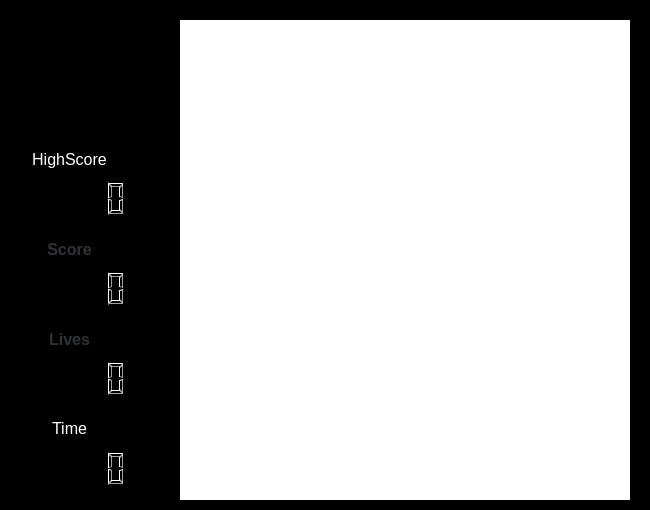
First picture: the form in pacManForked/pacMan/pacmanwindow.ui, repository sHamisa-Kp/AP-Project, before the edit.
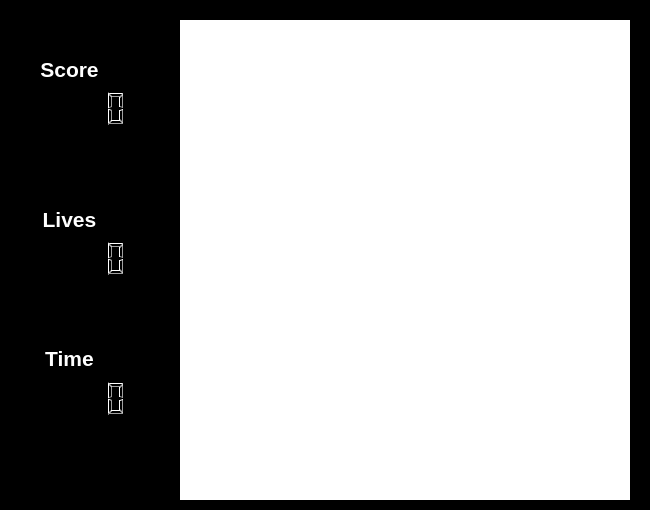
Second picture: the form after the edit.

What changed in the file:
```diff
--- a/pacManForked/pacMan/pacmanwindow.ui
+++ b/pacManForked/pacMan/pacmanwindow.ui
@@ -145,7 +145,7 @@
    <property name="geometry">
     <rect>
      <x>0</x>
-     <y>410</y>
+     <y>340</y>
      <width>139</width>
      <height>37</height>
     </rect>
@@ -195,7 +195,7 @@
     </font>
    </property>
    <property name="text">
-    <string>&lt;html&gt;&lt;head/&gt;&lt;body&gt;&lt;p align=&quot;center&quot;&gt;&lt;span style=&quot; font-size:12pt; font-weight:400;&quot;&gt;Time&lt;/span&gt;&lt;/p&gt;&lt;/body&gt;&lt;/html&gt;</string>
+    <string>&lt;html&gt;&lt;head/&gt;&lt;body&gt;&lt;p align=&quot;center&quot;&gt;&lt;span style=&quot; font-size:16pt;&quot;&gt;Time&lt;/span&gt;&lt;/p&gt;&lt;/body&gt;&lt;/html&gt;</string>
    </property>
    <property name="alignment">
     <set>Qt::AlignCenter</set>
@@ -205,7 +205,7 @@
    <property name="geometry">
     <rect>
      <x>10</x>
-     <y>360</y>
+     <y>240</y>
      <width>139</width>
      <height>36</height>
     </rect>
@@ -221,7 +221,7 @@
    <property name="geometry">
     <rect>
      <x>0</x>
-     <y>300</y>
+     <y>180</y>
      <width>139</width>
      <height>79</height>
     </rect>
@@ -278,7 +278,11 @@
 &lt;p style=&quot;-qt-paragraph-type:empty; margin-top:0px; margin-bottom:0px; margin-left:0px; margin-right:0px; -qt-block-indent:0; text-indent:0px;&quot;&gt;&lt;br /&gt;&lt;/p&gt;&lt;/body&gt;&lt;/html&gt;</string>
    </property>
    <property name="text">
-    <string>&lt;html&gt;&lt;head/&gt;&lt;body&gt;&lt;p align=&quot;center&quot;&gt;&lt;span style=&quot; font-size:12pt; color:#2e3436;&quot;&gt;Lives&lt;/span&gt;&lt;/p&gt;&lt;/body&gt;&lt;/html&gt;</string>
+    <string>&lt;!DOCTYPE HTML PUBLIC &quot;-//W3C//DTD HTML 4.0//EN&quot; &quot;http://www.w3.org/TR/REC-html40/strict.dtd&quot;&gt;
+&lt;html&gt;&lt;head&gt;&lt;meta name=&quot;qrichtext&quot; content=&quot;1&quot; /&gt;&lt;style type=&quot;text/css&quot;&gt;
+p, li { white-space: pre-wrap; }
+&lt;/style&gt;&lt;/head&gt;&lt;body style=&quot; font-family:'Ubuntu'; font-size:14pt; font-weight:600; font-style:normal;&quot;&gt;
+&lt;p align=&quot;center&quot; style=&quot; margin-top:12px; margin-bottom:12px; margin-left:0px; margin-right:0px; -qt-block-indent:0; text-indent:0px;&quot;&gt;&lt;span style=&quot; font-size:16pt; color:#ffffff;&quot;&gt;Lives&lt;/span&gt;&lt;/p&gt;&lt;/body&gt;&lt;/html&gt;</string>
    </property>
    <property name="alignment">
     <set>Qt::AlignCenter</set>
@@ -288,7 +292,7 @@
    <property name="geometry">
     <rect>
      <x>10</x>
-     <y>270</y>
+     <y>90</y>
      <width>139</width>
      <height>36</height>
     </rect>
@@ -310,7 +314,7 @@
    <property name="geometry">
     <rect>
      <x>0</x>
-     <y>210</y>
+     <y>30</y>
      <width>139</width>
      <height>79</height>
     </rect>
@@ -366,94 +370,7 @@
     <number>0</number>
    </property>
    <property name="text">
-    <string>&lt;html&gt;&lt;head/&gt;&lt;body&gt;&lt;p align=&quot;center&quot;&gt;&lt;span style=&quot; font-size:12pt; color:#2e3436;&quot;&gt;Score&lt;/span&gt;&lt;/p&gt;&lt;/body&gt;&lt;/html&gt;</string>
-   </property>
-   <property name="alignment">
-    <set>Qt::AlignCenter</set>
-   </property>
-  </widget>
-  <widget class="QLCDNumber" name="highScroreLcdNumber_2">
-   <property name="geometry">
-    <rect>
-     <x>10</x>
-     <y>180</y>
-     <width>139</width>
-     <height>36</height>
-    </rect>
-   </property>
-   <property name="frameShape">
-    <enum>QFrame::NoFrame</enum>
-   </property>
-   <property name="frameShadow">
-    <enum>QFrame::Plain</enum>
-   </property>
-   <property name="digitCount">
-    <number>5</number>
-   </property>
-   <property name="segmentStyle">
-    <enum>QLCDNumber::Outline</enum>
-   </property>
-  </widget>
-  <widget class="QLabel" name="label_6">
-   <property name="geometry">
-    <rect>
-     <x>0</x>
-     <y>120</y>
-     <width>139</width>
-     <height>79</height>
-    </rect>
-   </property>
-   <property name="palette">
-    <palette>
-     <active>
-      <colorrole role="WindowText">
-       <brush brushstyle="SolidPattern">
-        <color alpha="255">
-         <red>255</red>
-         <green>255</green>
-         <blue>255</blue>
-        </color>
-       </brush>
-      </colorrole>
-     </active>
-     <inactive>
-      <colorrole role="WindowText">
-       <brush brushstyle="SolidPattern">
-        <color alpha="255">
-         <red>255</red>
-         <green>255</green>
-         <blue>255</blue>
-        </color>
-       </brush>
-      </colorrole>
-     </inactive>
-     <disabled>
-      <colorrole role="WindowText">
-       <brush brushstyle="SolidPattern">
-        <color alpha="255">
-         <red>127</red>
-         <green>127</green>
-         <blue>127</blue>
-        </color>
-       </brush>
-      </colorrole>
-     </disabled>
-    </palette>
-   </property>
-   <property name="font">
-    <font>
-     <pointsize>14</pointsize>
-     <weight>75</weight>
-     <italic>false</italic>
-     <bold>true</bold>
-     <underline>false</underline>
-    </font>
-   </property>
-   <property name="text">
-    <string>&lt;html&gt;&lt;head/&gt;&lt;body&gt;&lt;p align=&quot;center&quot;&gt;&lt;span style=&quot; font-size:12pt; font-weight:400;&quot;&gt;HighScore&lt;/span&gt;&lt;/p&gt;&lt;/body&gt;&lt;/html&gt;</string>
-   </property>
-   <property name="textFormat">
-    <enum>Qt::AutoText</enum>
+    <string>&lt;html&gt;&lt;head/&gt;&lt;body&gt;&lt;p align=&quot;center&quot;&gt;&lt;span style=&quot; font-size:16pt; color:#ffffff;&quot;&gt;Score&lt;/span&gt;&lt;/p&gt;&lt;/body&gt;&lt;/html&gt;</string>
    </property>
    <property name="alignment">
     <set>Qt::AlignCenter</set>
@@ -463,7 +380,7 @@
    <property name="geometry">
     <rect>
      <x>10</x>
-     <y>450</y>
+     <y>380</y>
      <width>139</width>
      <height>36</height>
     </rect>
```
Left out of the diff: 13 changed lines with no effect on the pictures.
